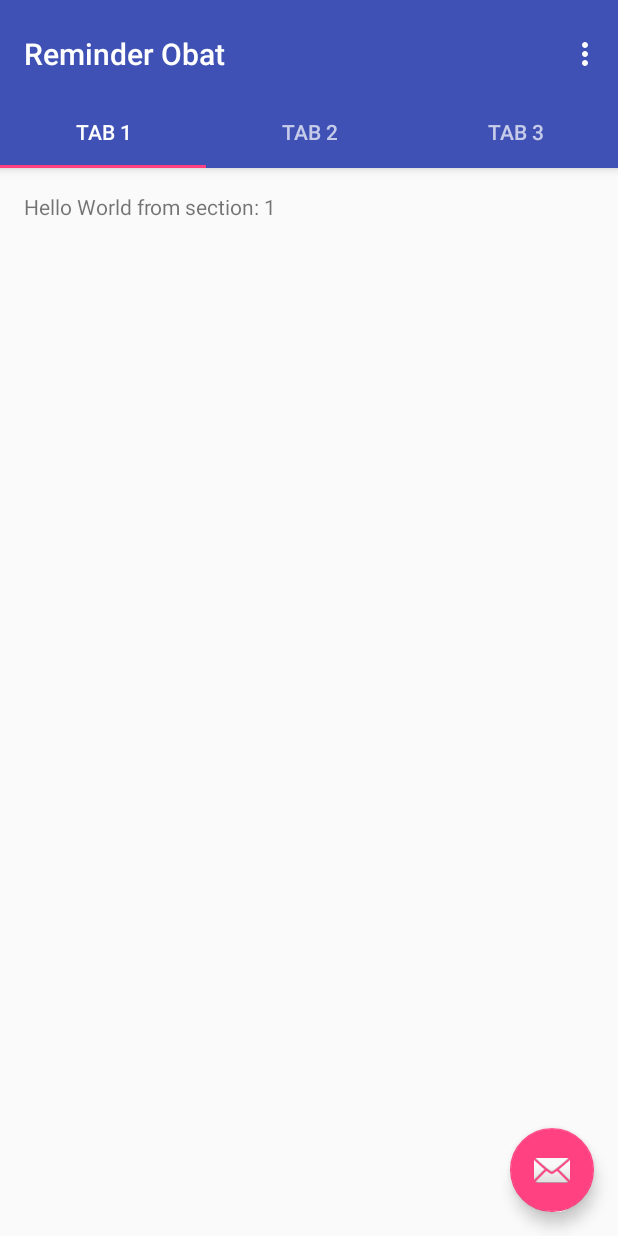
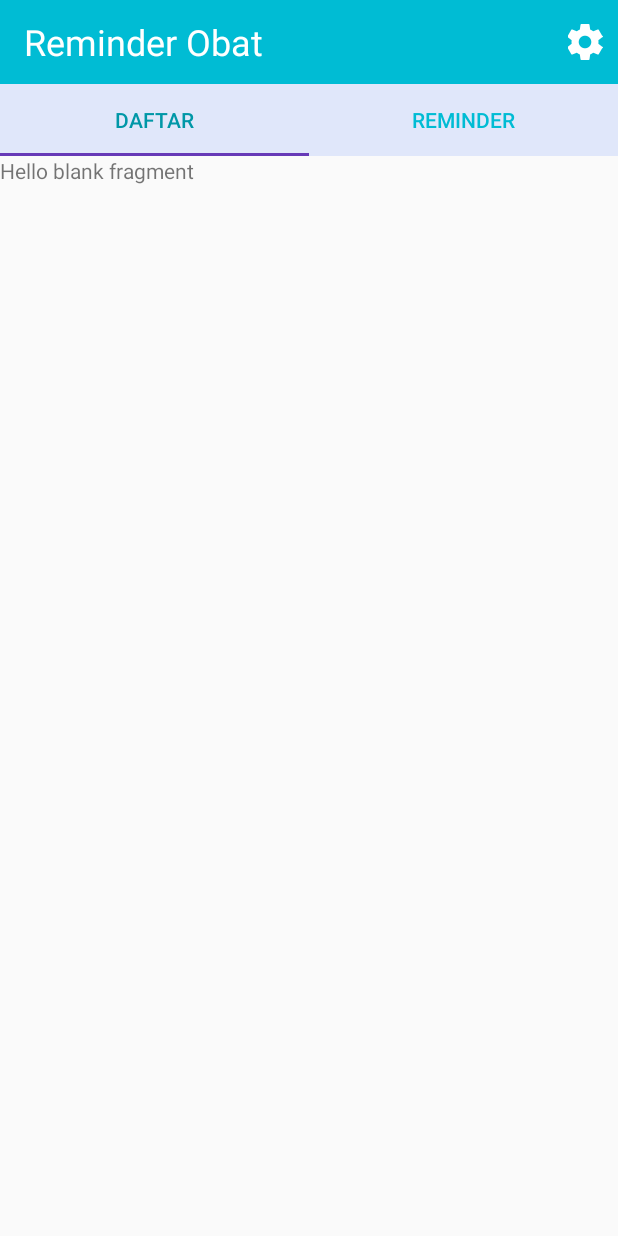
Before and after one commit to arifinfrds/Android-PAPB-Tugas-Akhir, an Android app: the screen it shows after launch (MainActivity before the commit, FragmentActivity after it), on a phone screen of 412 x 824 dp. Run offline under Robolectric (Android 15) with nearby library versions, the phone set to English and light mode, and no system bars.

Commit message:
ViewPager fix, toolbar sudah jadi.

```diff
--- a/app/build.gradle
+++ b/app/build.gradle
@@ -23,7 +23,6 @@ dependencies {
     implementation 'com.android.support:appcompat-v7:26.1.0'
     implementation 'com.android.support:design:26.1.0'
     implementation 'com.android.support.constraint:constraint-layout:1.0.2'
-    testImplementation 'junit:junit:4.12'
-    androidTestImplementation 'com.android.support.test:runner:1.0.1'
-    androidTestImplementation 'com.android.support.test.espresso:espresso-core:3.0.1'
+
+    implementation 'com.android.support:support-v4:26.1.0'
 }
--- a/app/src/main/AndroidManifest.xml
+++ b/app/src/main/AndroidManifest.xml
@@ -10,15 +10,15 @@
         android:supportsRtl="true"
         android:theme="@style/AppTheme">
         <activity
-            android:name=".MainActivity"
-            android:label="@string/app_name"
-            android:theme="@style/AppTheme.NoActionBar">
+            android:name=".FragmentActivity"
+            android:label="@string/app_name">
             <intent-filter>
                 <action android:name="android.intent.action.MAIN" />
 
                 <category android:name="android.intent.category.LAUNCHER" />
             </intent-filter>
         </activity>
+        <activity android:name=".MainActivity"></activity>
     </application>
 
 </manifest>
--- /dev/null
+++ b/app/src/main/java/reminderobat/android/kelompok5/papbc/com/reminderobat/DaftarFragment.java
@@ -0,0 +1,29 @@
+package reminderobat.android.kelompok5.papbc.com.reminderobat;
+
+
+import android.os.Bundle;
+import android.support.v4.app.Fragment;
+import android.view.LayoutInflater;
+import android.view.View;
+import android.view.ViewGroup;
+
+
+/**
+ * A simple {@link Fragment} subclass.
+ */
+public class DaftarFragment extends Fragment {
+
+
+    public DaftarFragment() {
+        // Required empty public constructor
+    }
+
+
+    @Override
+    public View onCreateView(LayoutInflater inflater, ViewGroup container,
+                             Bundle savedInstanceState) {
+        // Inflate the layout for this fragment
+        return inflater.inflate(R.layout.fragment_daftar, container, false);
+    }
+
+}
--- /dev/null
+++ b/app/src/main/java/reminderobat/android/kelompok5/papbc/com/reminderobat/FragmentActivity.java
@@ -0,0 +1,29 @@
+package reminderobat.android.kelompok5.papbc.com.reminderobat;
+
+import android.support.design.widget.TabLayout;
+import android.support.v4.view.ViewPager;
+import android.support.v7.app.AppCompatActivity;
+import android.os.Bundle;
+import android.support.v7.widget.Toolbar;
+
+public class FragmentActivity extends AppCompatActivity {
+    TabLayout tabs;
+    ViewPager pager;
+    @Override
+    protected void onCreate(Bundle savedInstanceState) {
+        super.onCreate(savedInstanceState);
+        setContentView(R.layout.activity_fragment);
+
+        Toolbar mToolbar =  findViewById(R.id.toolbar);
+        setSupportActionBar(mToolbar);
+
+        pager = (ViewPager) findViewById(R.id.pager);
+        pager.setAdapter(new TabAdapter(getSupportFragmentManager()));
+        tabs = (TabLayout) findViewById(R.id.tabs);
+        tabs.setTabTextColors(getResources().getColor(R.color.colorPrimary),
+                getResources().getColor(R.color.cian700));
+        tabs.setSelectedTabIndicatorColor(getResources().getColor(R.color.colorPrimaryDark));
+        tabs.setupWithViewPager(pager);
+        tabs.setTabGravity(TabLayout.GRAVITY_FILL);
+    }
+}
--- /dev/null
+++ b/app/src/main/java/reminderobat/android/kelompok5/papbc/com/reminderobat/ReminderFragment.java
@@ -0,0 +1,29 @@
+package reminderobat.android.kelompok5.papbc.com.reminderobat;
+
+
+import android.os.Bundle;
+import android.support.v4.app.Fragment;
+import android.view.LayoutInflater;
+import android.view.View;
+import android.view.ViewGroup;
+
+
+/**
+ * A simple {@link Fragment} subclass.
+ */
+public class ReminderFragment extends Fragment {
+
+
+    public ReminderFragment() {
+        // Required empty public constructor
+    }
+
+
+    @Override
+    public View onCreateView(LayoutInflater inflater, ViewGroup container,
+                             Bundle savedInstanceState) {
+        // Inflate the layout for this fragment
+        return inflater.inflate(R.layout.fragment_reminder, container, false);
+    }
+
+}
--- /dev/null
+++ b/app/src/main/java/reminderobat/android/kelompok5/papbc/com/reminderobat/TabAdapter.java
@@ -0,0 +1,48 @@
+package reminderobat.android.kelompok5.papbc.com.reminderobat;
+
+import android.support.v4.app.Fragment;
+import android.support.v4.app.FragmentManager;
+import android.support.v4.app.FragmentPagerAdapter;
+
+/**
+ * Created by Firmanda on 12/12/2017.
+ */
+
+public class TabAdapter extends FragmentPagerAdapter {
+    String[] title = new String[]{
+            "Daftar", "Reminder"
+    };
+
+    public TabAdapter(FragmentManager fm) {
+        super(fm);
+    }
+
+    //method ini yang akan memanipulasi penampilan Fragment dilayar
+    @Override
+    public Fragment getItem(int position) {
+        Fragment fragment = null;
+        switch (position) {
+            case 0:
+                fragment = new DaftarFragment();
+                break;
+            case 1:
+                fragment = new ReminderFragment();
+                break;
+            default:
+                fragment = null;
+                break;
+        }
+
+        return fragment;
+    }
+
+    @Override
+    public CharSequence getPageTitle(int position) {
+        return title[position];
+    }
+
+    @Override
+    public int getCount() {
+        return title.length;
+    }
+}
--- /dev/null
+++ b/app/src/main/res/layout/activity_fragment.xml
@@ -0,0 +1,44 @@
+<?xml version="1.0" encoding="utf-8"?>
+<LinearLayout xmlns:android="http://schemas.android.com/apk/res/android"
+    xmlns:app="http://schemas.android.com/apk/res-auto"
+    xmlns:tools="http://schemas.android.com/tools"
+    android:layout_width="match_parent"
+    android:layout_height="match_parent"
+    android:orientation="vertical"
+    tools:context="reminderobat.android.kelompok5.papbc.com.reminderobat.FragmentActivity">
+
+    <android.support.v7.widget.Toolbar
+        android:layout_width="match_parent"
+        android:background="?colorPrimary"
+        android:layout_height="?actionBarSize">
+<TextView
+    android:layout_width="wrap_content"
+    android:layout_height="wrap_content"
+    android:text="Reminder Obat"
+    android:textColor="@android:color/white"
+    android:textSize="24sp"
+    />
+    <ImageView
+        android:layout_width="24dp"
+        android:id="@+id/icon"
+        android:layout_gravity="right"
+        android:layout_marginRight="10dp"
+        android:adjustViewBounds="true"
+        android:src="@drawable/setting"
+        android:layout_height="24dp" />
+
+    </android.support.v7.widget.Toolbar>
+    <android.support.design.widget.TabLayout
+        android:id="@+id/tabs"
+        android:layout_width="match_parent"
+        android:layout_height="wrap_content"
+        android:background="@color/gray"
+        android:elevation="0dp" />
+    <android.support.v4.view.ViewPager
+        android:id="@+id/pager"
+        android:layout_width="match_parent"
+        android:layout_height="match_parent"
+        android:layout_weight="1">
+
+    </android.support.v4.view.ViewPager>
+</LinearLayout>
--- /dev/null
+++ b/app/src/main/res/layout/fragment_daftar.xml
@@ -0,0 +1,13 @@
+<FrameLayout xmlns:android="http://schemas.android.com/apk/res/android"
+    xmlns:tools="http://schemas.android.com/tools"
+    android:layout_width="match_parent"
+    android:layout_height="match_parent"
+    tools:context="reminderobat.android.kelompok5.papbc.com.reminderobat.DaftarFragment">
+
+    <!-- TODO: Update blank fragment layout -->
+    <TextView
+        android:layout_width="match_parent"
+        android:layout_height="match_parent"
+        android:text="@string/hello_blank_fragment" />
+
+</FrameLayout>
--- /dev/null
+++ b/app/src/main/res/layout/fragment_reminder.xml
@@ -0,0 +1,13 @@
+<FrameLayout xmlns:android="http://schemas.android.com/apk/res/android"
+    xmlns:tools="http://schemas.android.com/tools"
+    android:layout_width="match_parent"
+    android:layout_height="match_parent"
+    tools:context="reminderobat.android.kelompok5.papbc.com.reminderobat.ReminderFragment">
+
+    <!-- TODO: Update blank fragment layout -->
+    <TextView
+        android:layout_width="match_parent"
+        android:layout_height="match_parent"
+        android:text="@string/hello_blank_fragment" />
+
+</FrameLayout>
--- a/app/src/main/res/values/colors.xml
+++ b/app/src/main/res/values/colors.xml
@@ -1,6 +1,8 @@
 <?xml version="1.0" encoding="utf-8"?>
 <resources>
-    <color name="colorPrimary">#3F51B5</color>
-    <color name="colorPrimaryDark">#303F9F</color>
-    <color name="colorAccent">#FF4081</color>
+    <color name="colorPrimary">#00BCD4</color>
+    <color name="colorPrimaryDark">#673AB7</color>
+    <color name="colorAccent">#673AB7</color>
+    <color name="gray">#E0E7FA</color>
+    <color name="cian700">#0097A7</color>
 </resources>
--- a/app/src/main/res/values/strings.xml
+++ b/app/src/main/res/values/strings.xml
@@ -5,4 +5,7 @@
     <string name="tab_text_3">Tab 3</string>
     <string name="action_settings">Settings</string>
     <string name="section_format">Hello World from section: %1$d</string>
+
+    <!-- TODO: Remove or change this placeholder text -->
+    <string name="hello_blank_fragment">Hello blank fragment</string>
 </resources>
--- a/app/src/main/res/values/styles.xml
+++ b/app/src/main/res/values/styles.xml
@@ -6,6 +6,8 @@
         <item name="colorPrimary">@color/colorPrimary</item>
         <item name="colorPrimaryDark">@color/colorPrimaryDark</item>
         <item name="colorAccent">@color/colorAccent</item>
+        <item name="windowActionBar">false</item>
+        <item name="windowNoTitle">true</item>
     </style>
 
     <style name="AppTheme.NoActionBar">
```
Also changed, not shown: app/src/main/res/drawable/setting.png (added).
